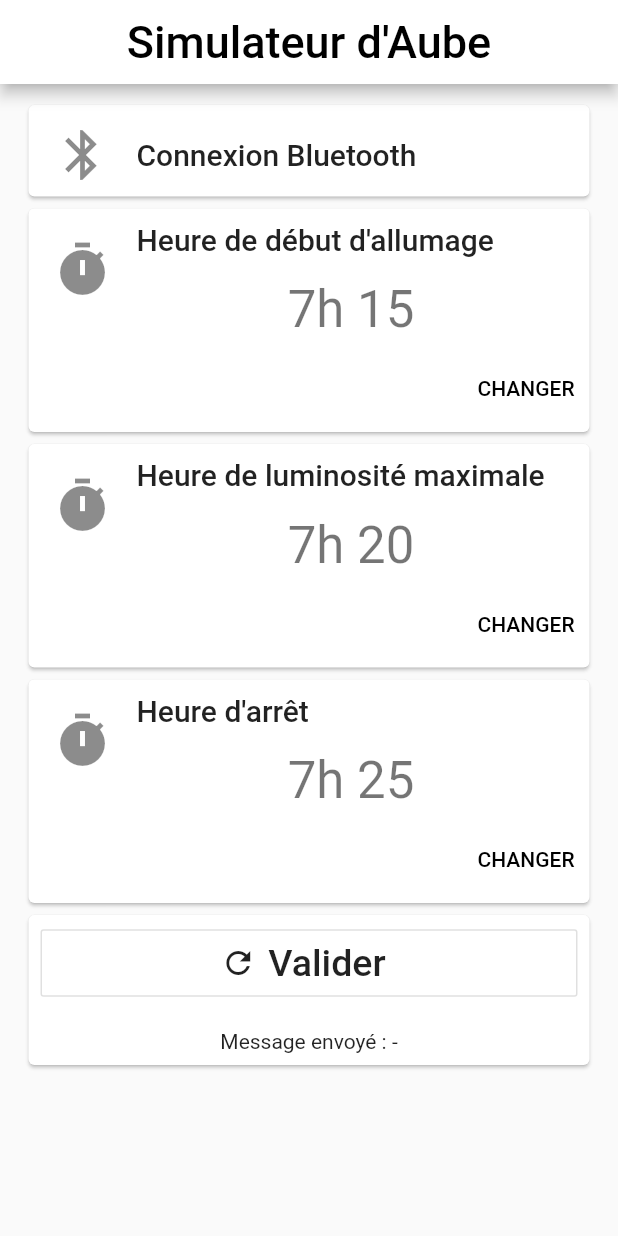
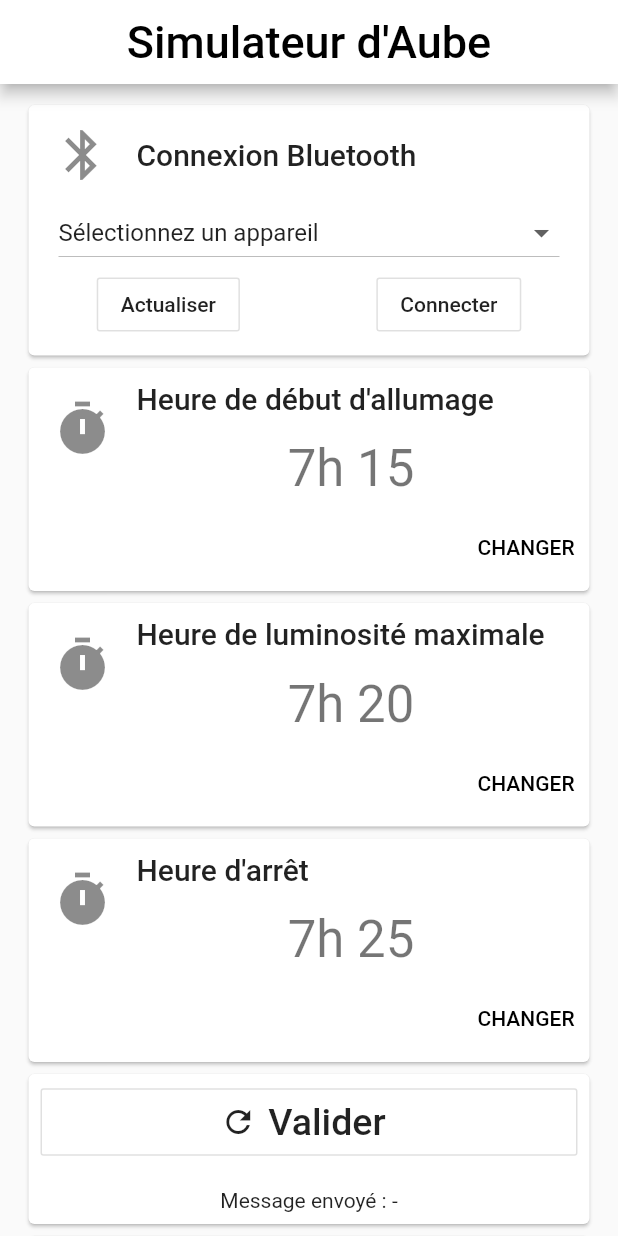
Before and after one commit to tidann/simuaube, a Flutter app: the screen it shows after launch, on a phone screen of 412 x 824 dp. Run offline on Flutter 3.47's test engine with Material 2 defaults, Android fonts, the phone set to English and light mode, and no system bars; our stand-ins replace flutter_bluetooth_serial.

Commit message:
First working pre-version

```diff
--- a/simuaube/lib/main.dart
+++ b/simuaube/lib/main.dart
@@ -1,6 +1,9 @@
 import 'package:flutter/cupertino.dart';
 import 'package:flutter/material.dart';
+import 'package:flutter_bluetooth_serial/flutter_bluetooth_serial.dart';
+import 'dart:async';
 import 'dart:convert';
+import 'dart:typed_data';
 
 void main() => runApp(SimuAube());
 
@@ -8,7 +11,15 @@ class SimuAube extends StatelessWidget {
   @override
   Widget build(BuildContext context) {
     return MaterialApp(
-      home: MainScreen(),
+      home: Scaffold(
+        appBar: AppBar(
+          title: Text(
+            'Simulateur d\'Aube',
+          ),
+          centerTitle: true,
+        ),
+        body: MainScreen(),
+      ),
       debugShowCheckedModeBanner: false,
       theme: ThemeData(
         appBarTheme: AppBarTheme(
@@ -55,11 +66,36 @@ class _MainScreenState extends State<MainScreen> {
   );
 
   String message;
+  String item;
+  List<BluetoothDevice> _devices = <BluetoothDevice>[];
+  int currentDeviceId;
+  BluetoothConnection connection;
+
+  FlutterBluetoothSerial bluetoothSerial = FlutterBluetoothSerial.instance;
 
   @override
   void initState() {
     super.initState();
     message = "-";
+    _refreshDevices();
+    currentDeviceId = -1;
+  }
+
+  void _sendMessage(String text) async {
+    text = text.trim();
+
+    if (text.length > 0) {
+      try {
+        connection.output.add(utf8.encode(text + "\r\n"));
+        await connection.output.allSent;
+
+        Scaffold.of(context).showSnackBar(SnackBar(
+          content: Text("Envoyé avec succès !"),
+        ));
+      } catch (e) {
+        setState(() {});
+      }
+    }
   }
 
   void _sendTime() {
@@ -72,19 +108,62 @@ class _MainScreenState extends State<MainScreen> {
     newMessage += "${end.time.hour},${end.time.minute}";
     setState(() {
       message = newMessage;
+      _sendMessage(message);
     });
+  }
+
+  void _refreshDevices() {
+    bluetoothSerial
+        .getBondedDevices()
+        .then((List<BluetoothDevice> bondedDevices) {
+      setState(() {
+        _devices = bondedDevices;
+      });
+    });
+  }
+
+  void _connect() {
+    if (currentDeviceId == -1) {
+      Scaffold.of(context).showSnackBar(SnackBar(
+        content: Text("Sélectionnez un appareil"),
+      ));
+      return;
+    }
+    Scaffold.of(context).showSnackBar(SnackBar(
+      content: Text("Connexion..."),
+    ));
+    BluetoothDevice currentDevice = _devices[currentDeviceId];
+    BluetoothConnection.toAddress(currentDevice.address).then((_connection) {
+      Scaffold.of(context).showSnackBar(SnackBar(
+        content: Text("Connecté à l'appareil !"),
+      ));
+      connection = _connection;
+    }).catchError((error) {
+      Scaffold.of(context).showSnackBar(SnackBar(
+        content:
+            Text("Erreur de connexion, l'appareil est-il allumé et à portée ?"),
+      ));
+    });
+  }
+
+  List<DropdownMenuItem<int>> _getDevicesDropDownItems() {
+    List<DropdownMenuItem<int>> list = [];
+    for (int id = 0; id < _devices.length; id++) {
+      list.add(DropdownMenuItem<int>(
+        value: id,
+        child: Text("${_devices[id].name} (${_devices[id].address})"),
+      ));
+    }
+    list.add(DropdownMenuItem<int>(
+      value: -1,
+      child: Text("Sélectionnez un appareil"),
+    ));
+    return list;
   }
 
   @override
   Widget build(BuildContext context) {
-    return Scaffold(
-      appBar: AppBar(
-        title: Text(
-          'Simulateur d\'Aube',
-        ),
-        centerTitle: true,
-      ),
-      body: Center(
+    return Center(
       child: ListView(
         children: <Widget>[
           Padding(
@@ -104,6 +183,36 @@ class _MainScreenState extends State<MainScreen> {
                           leading: Icon(
                             Icons.bluetooth,
                             size: 40.0,
+                          ),
+                        ),
+                        Container(
+                          padding: EdgeInsets.symmetric(horizontal: 20.0),
+                          child: DropdownButton<int>(
+                            value: currentDeviceId,
+                            isExpanded: true,
+                            onChanged: (int newValue) {
+                              setState(() {
+                                currentDeviceId = newValue;
+                              });
+                            },
+                            items: _getDevicesDropDownItems(),
+                          ),
+                        ),
+                        Padding(
+                          padding: const EdgeInsets.only(bottom: 10.0),
+                          child: Row(
+                            mainAxisSize: MainAxisSize.max,
+                            mainAxisAlignment: MainAxisAlignment.spaceAround,
+                            children: <Widget>[
+                              OutlineButton(
+                                onPressed: _refreshDevices,
+                                child: Text('Actualiser'),
+                              ),
+                              OutlineButton(
+                                onPressed: _connect,
+                                child: Text('Connecter'),
+                              ),
+                            ],
                           ),
                         ),
                       ],
@@ -143,12 +252,55 @@ class _MainScreenState extends State<MainScreen> {
                       ],
                     ),
                   ),
-                  )
+                ),
+                Card(
+                  child: Padding(
+                    padding: const EdgeInsets.only(top: 5.0, bottom: 10.0),
+                    child: Column(
+                      children: <Widget>[
+                        ListTile(
+                          title: Text(
+                            "A propos",
+                            style: Theme.of(context).textTheme.title,
+                          ),
+                          leading: Icon(
+                            Icons.info,
+                            size: 40.0,
+                          ),
+                        ),
+                        Padding(
+                          padding: const EdgeInsets.symmetric(horizontal: 10.0),
+                          child: Column(
+                            children: <Widget>[
+                              Text(
+                                  "Cette application a été créée par Timothée "
+                                      "Danneels avec Flutter pour contrôler un simulateur"
+                                      " d'aube fonctionnant avec une carte Arduino."
+                                      "\nUn simulateur d'aube est un réveil fonctionnant"
+                                      " à la lumière : l'intensité lumineuse permet de "
+                                      "réveiller son utilisateur."
+                                      " Ici, l'intensité de la lumière augmente de façon linéaire, depuis l'heure"
+                                      " de début d'allumage jusqu'à l'heure d'intensité maximale."
+                                      " Ensuite, elle reste constante jusqu'à l'heure d'arrêt.",
+                                textAlign: TextAlign.justify,
+                              ),
+                              SizedBox(height: 20.0),
+                              Text(
+                                "tidann dev - 2020",
+                                style: Theme.of(context).textTheme.title,
+                              ),
                             ],
                           ),
                         ),
                       ],
                     ),
+                  ),
+                ),
+                SizedBox(height: 50),
+              ],
+            ),
+          ),
+        ],
       ),
     );
   }
--- a/simuaube/pubspec.yaml
+++ b/simuaube/pubspec.yaml
@@ -23,7 +23,7 @@ dependencies:
   # The following adds the Cupertino Icons font to your application.
   # Use with the CupertinoIcons class for iOS style icons.
   cupertino_icons: ^0.1.2
-  bluetooth: ^0.1.0
+  flutter_bluetooth_serial: ^0.2.2
 
 dev_dependencies:
   flutter_test:
```
Also changed, not shown: simuaube/pubspec.lock. Lines whose indentation alone changed are shown as unchanged.
